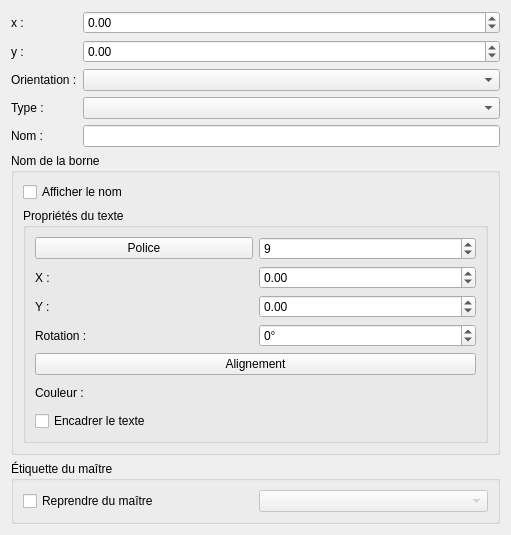
Qt form sources/editor/ui/terminaleditor.ui (qelectrotech/qelectrotech-source-mirror) before a commit.
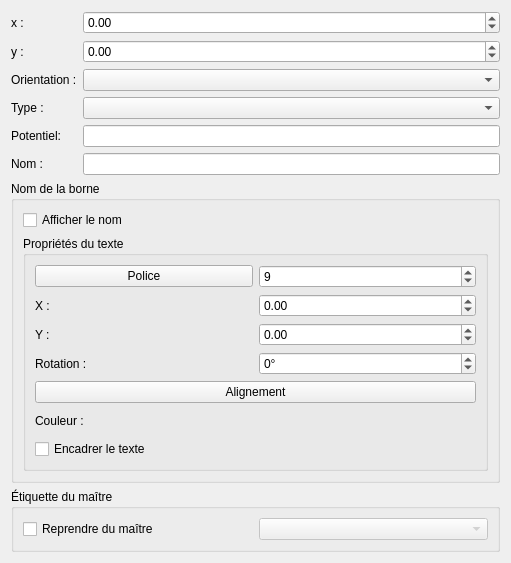
The same form after that commit.

Commit message:
Reapply "Feature: Terminal potential grouping"
This reverts commit 1793dcb9a8f9e2686a4cd2ae15ab532234679434.

```diff
--- a/sources/editor/ui/terminaleditor.ui
+++ b/sources/editor/ui/terminaleditor.ui
@@ -48,7 +48,7 @@
      </property>
     </widget>
    </item>
-   <item row="4" column="1">
+   <item row="5" column="1">
     <widget class="QLineEdit" name="m_name_le"/>
    </item>
    <item row="2" column="1">
@@ -61,7 +61,7 @@
      </property>
     </widget>
    </item>
-   <item row="4" column="0">
+   <item row="5" column="0">
     <widget class="QLabel" name="label_4">
      <property name="text">
       <string>Nom :</string>
@@ -78,7 +78,21 @@
    <item row="3" column="1">
     <widget class="QComboBox" name="m_type_cb"/>
    </item>
-   <item row="5" column="0" colspan="2">
+   <item row="4" column="0">
+    <widget class="QLabel" name="label_potential">
+     <property name="text">
+      <string>Potentiel:</string>
+     </property>
+    </widget>
+   </item>
+   <item row="4" column="1">
+    <widget class="QLineEdit" name="m_potential_le">
+     <property name="toolTip">
+      <string>Sans effet si "Isolation du potentiel" n'est pas cochée (toutes les bornes du bloc restent alors reliées). Si elle est cochée : les bornes partageant la même valeur restent reliées entre elles, les autres sont isolées.</string>
+     </property>
+    </widget>
+   </item>
+   <item row="6" column="0" colspan="2">
     <widget class="QGroupBox" name="m_label_gb">
      <property name="title">
       <string>Nom de la borne</string>
@@ -214,7 +228,7 @@
      </layout>
     </widget>
    </item>
-   <item row="6" column="0" colspan="2">
+   <item row="7" column="0" colspan="2">
     <widget class="QGroupBox" name="m_master_label_gb">
      <property name="title">
       <string>Étiquette du maître</string>
```
The commit also changes 8 other files.
